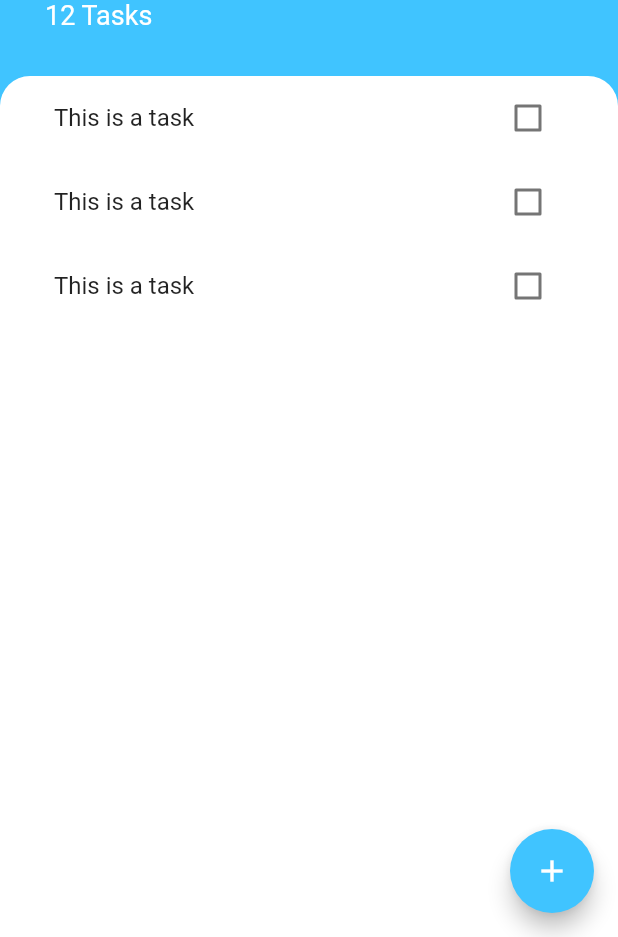
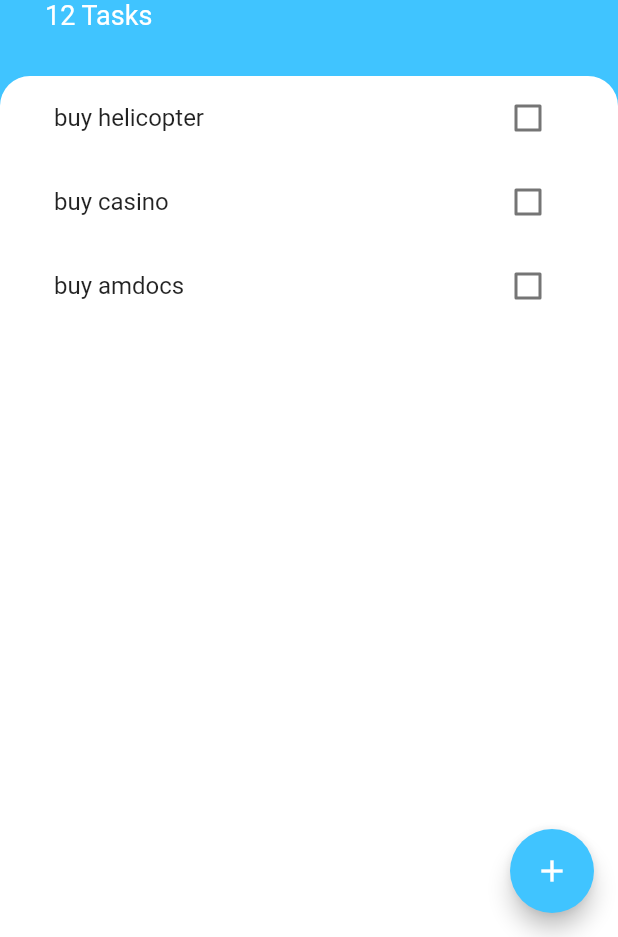
Before and after one commit to PratikBali/todoey_flutter, a Flutter app: the screen it shows after launch, on a phone screen of 412 x 824 dp, the part 299-1236 px from its top. Run offline on Flutter 3.47's test engine with Material 2 defaults, Android fonts, the phone set to English and light mode, and no system bars.

Commit message:
refactor tasks

```diff
--- /dev/null
+++ b/lib/model/tasks_model.dart
@@ -0,0 +1,11 @@
+class Task {
+  final String name;
+  bool isDone;
+
+  Task({required this.name, this.isDone = false});
+
+  void toggleDone() {
+    isDone = !isDone;
+  }
+
+}
--- /dev/null
+++ b/lib/widgets/new_tasks_tile.dart
@@ -0,0 +1,25 @@
+import 'dart:core';
+import 'package:flutter/material.dart';
+
+class TaskTile extends StatelessWidget {
+  final bool isChecked;
+  late final String taskTitle;
+  final Function(bool?) checkboxCallback;
+
+  TaskTile({required this.isChecked, required this.taskTitle, required this.checkboxCallback});
+
+  @override
+  Widget build(BuildContext context) {
+    return ListTile(
+      title: Text(
+        taskTitle,
+        style: TextStyle(decoration: isChecked ? TextDecoration.lineThrough : TextDecoration.none),),
+        trailing: Checkbox(
+          activeColor: Colors.lightBlueAccent,
+          value: isChecked,
+          // onChanged: toggleCheckboxState,
+          onChanged: checkboxCallback
+      ),
+    );
+  }
+}
--- a/lib/widgets/tasks_list.dart
+++ b/lib/widgets/tasks_list.dart
@@ -1,16 +1,42 @@
 import 'package:flutter/material.dart';
-import 'package:todoey_flutter/widgets/tasks_tile.dart';
+import 'package:todoey_flutter/widgets/new_tasks_tile.dart';
 
-class TasksList extends StatelessWidget {
+import '../model/tasks_model.dart';
+
+class TasksList extends StatefulWidget {
+  @override
+  State<TasksList> createState() => _TasksListState();
+}
+
+class _TasksListState extends State<TasksList> {
+  List<Task> tasks = [
+    Task(name: 'buy helicopter'),
+    Task(name: 'buy casino'),
+    Task(name: 'buy amdocs'),
+  ];
 
   @override
   Widget build(BuildContext context) {
-    return ListView(
-      children: [
-        TaskTile(),
-        TaskTile(),
-        TaskTile(),
-      ],
+    return ListView.builder(
+      itemBuilder: (context, index) {
+        return TaskTile(
+            taskTitle: tasks[index].name,
+            isChecked: tasks[index].isDone,
+            checkboxCallback: (checkboxState) {
+              setState(() {
+                tasks[index].toggleDone();
+              });
+            });
+      },
+      itemCount: tasks.length,
     );
   }
 }
+
+//(
+//       children: [
+//         TaskTile(taskTitle: tasks[0].name, isChecked: tasks[0].isDone,),
+//         TaskTile(taskTitle: tasks[1].name, isChecked: tasks[1].isDone,),
+//         TaskTile(taskTitle: tasks[2].name, isChecked: tasks[2].isDone,),
+//       ],
+//     )
--- a/lib/widgets/tasks_tile.dart
+++ b/lib/widgets/tasks_tile.dart
@@ -20,13 +20,9 @@ class _TaskTileState extends State<TaskTile> {
   Widget build(BuildContext context) {
     return ListTile(
       title: Text(
-        'This is a task',
-        style: TextStyle(
-            decoration:
-                isChecked ? TextDecoration.lineThrough : TextDecoration.none),
-      ),
-      trailing: TaskCheckBox(
-          checkBoxState: isChecked, toggleCheckboxState: toggleCheckBox),
+      'This is a task',
+      style: TextStyle(decoration: isChecked ? TextDecoration.lineThrough : TextDecoration.none),),
+      trailing: TaskCheckBox(checkBoxState: isChecked, toggleCheckboxState: toggleCheckBox),
     );
   }
 }
@@ -43,9 +39,7 @@ class TaskCheckBox extends StatelessWidget {
       activeColor: Colors.lightBlueAccent,
       value: checkBoxState,
       // onChanged: toggleCheckboxState,
-      onChanged: (value) {
-        toggleCheckboxState(value);
-      },
+      onChanged: (value) => toggleCheckboxState(value)
     );
   }
 }
```
